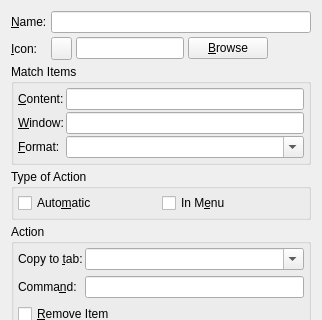
Above: src/ui/commandwidget.ui from hluk/CopyQ before the change; both pictures show x 0 to 322 and y 0 to 320 of the 322 by 613 pixel window. Below: the same form after it.
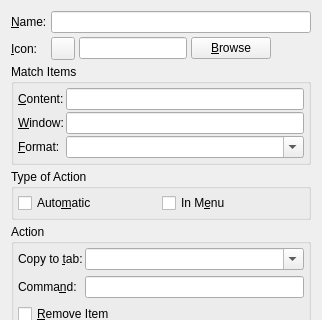
That is the form after the change.

Commit message: Bigger icon in CommandWidget UI

```diff
--- a/src/ui/commandwidget.ui
+++ b/src/ui/commandwidget.ui
@@ -65,12 +65,6 @@
          <property name="text">
           <string/>
          </property>
-         <property name="iconSize">
-          <size>
-           <width>13</width>
-           <height>16</height>
-          </size>
-         </property>
          <property name="popupMode">
           <enum>QToolButton::InstantPopup</enum>
          </property>
```
